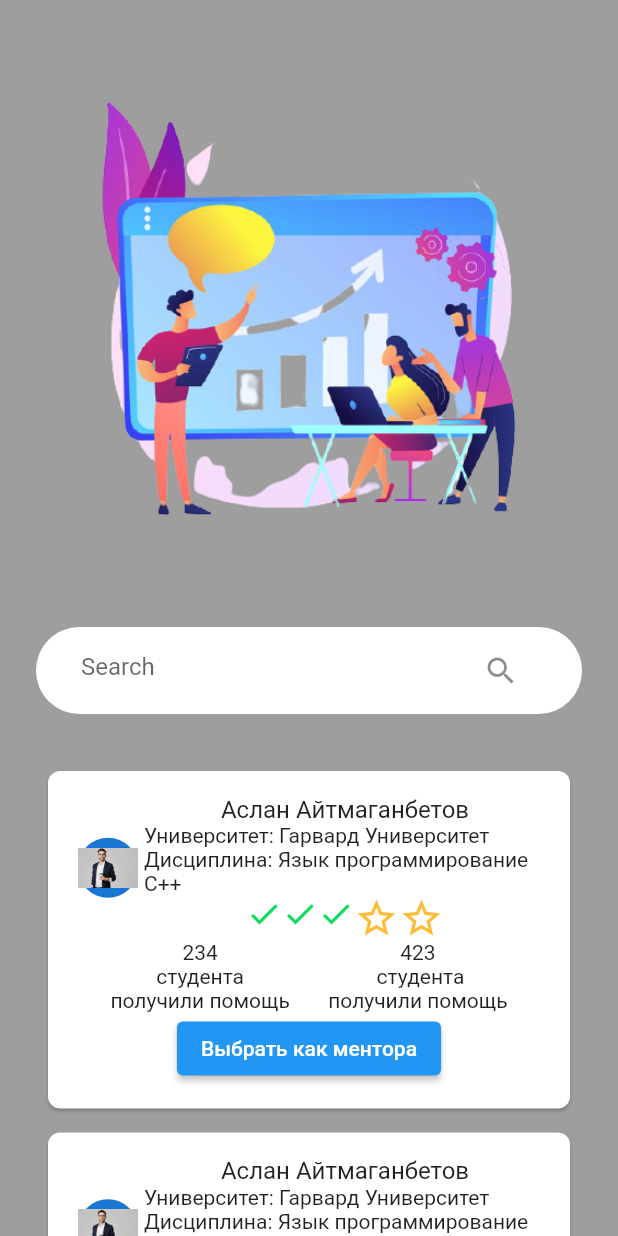
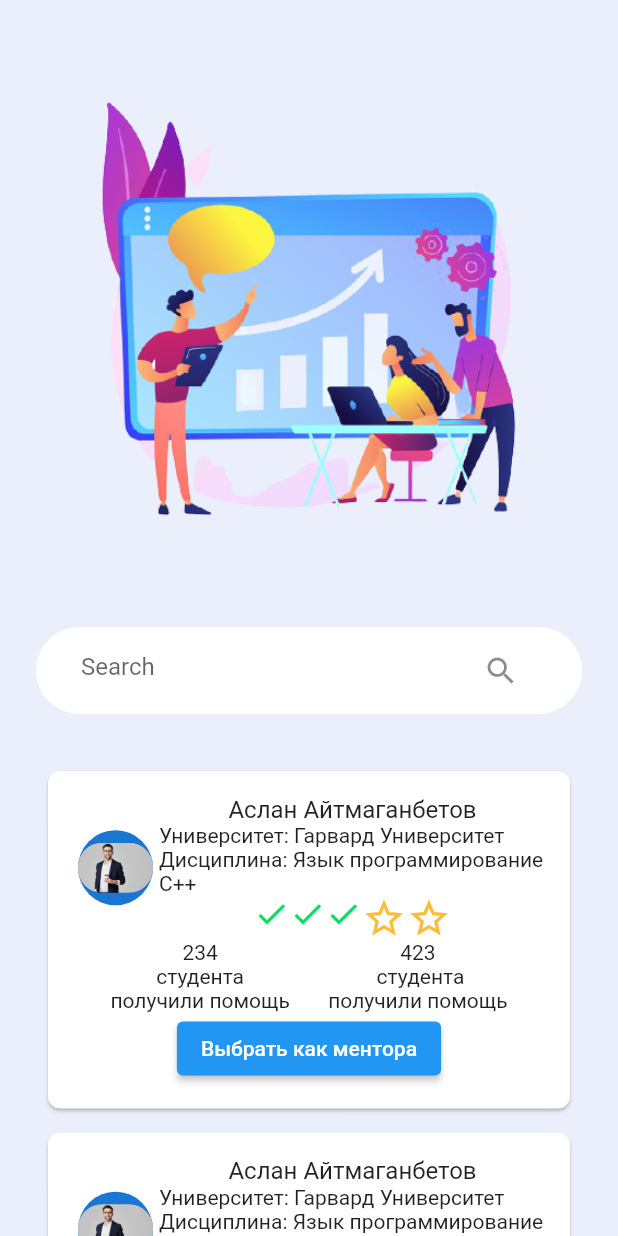
Before and after one commit to yerkebulanice/Studentor-Mobile, a Flutter app: the MentorPage screen opened by its route, on a phone screen of 412 x 824 dp. Run offline on Flutter 3.47's test engine with Material 2 defaults, Android fonts, the light colour scheme and no system bars; drawn by our look-alikes of getwidget; our stand-ins replace convex_bottom_bar.

Commit message:
fix some ui in mentor

```diff
--- a/lib/presentation/mentor/mentor_page.dart
+++ b/lib/presentation/mentor/mentor_page.dart
@@ -14,7 +14,7 @@ class _MentorPageState extends State<MentorPage> {
   @override
   Widget build(BuildContext context) {
     return Scaffold(
-      backgroundColor: Colors.grey,
+      backgroundColor: Color(0xffEAEFFB),
       body: SingleChildScrollView(
         child: Padding(
           padding: const EdgeInsets.all(16.0),
@@ -56,7 +56,8 @@ class _MentorPageState extends State<MentorPage> {
     return Padding(
       padding: const EdgeInsets.all(4.0),
       child: Card(
-        shape: RoundedRectangleBorder(borderRadius: BorderRadius.all(Radius.circular(8))),
+        shape: RoundedRectangleBorder(
+            borderRadius: BorderRadius.all(Radius.circular(8))),
         child: Padding(
           padding: const EdgeInsets.all(16.0),
           child: Column(
@@ -66,9 +67,14 @@ class _MentorPageState extends State<MentorPage> {
                   Padding(
                     padding: const EdgeInsets.all(4.0),
                     child: CircleAvatar(
+                      radius: 25.0,
+                      child: ClipRRect(
+                        borderRadius: BorderRadius.circular(16.0),
                         child: Image.asset(
-                      'assets/images/mentor_image.png',
-                    )),
+                          'assets/images/mentor_image.png',
+                        ),
+                      ),
+                    ),
                   ),
                   Flexible(
                     child: Column(
```
